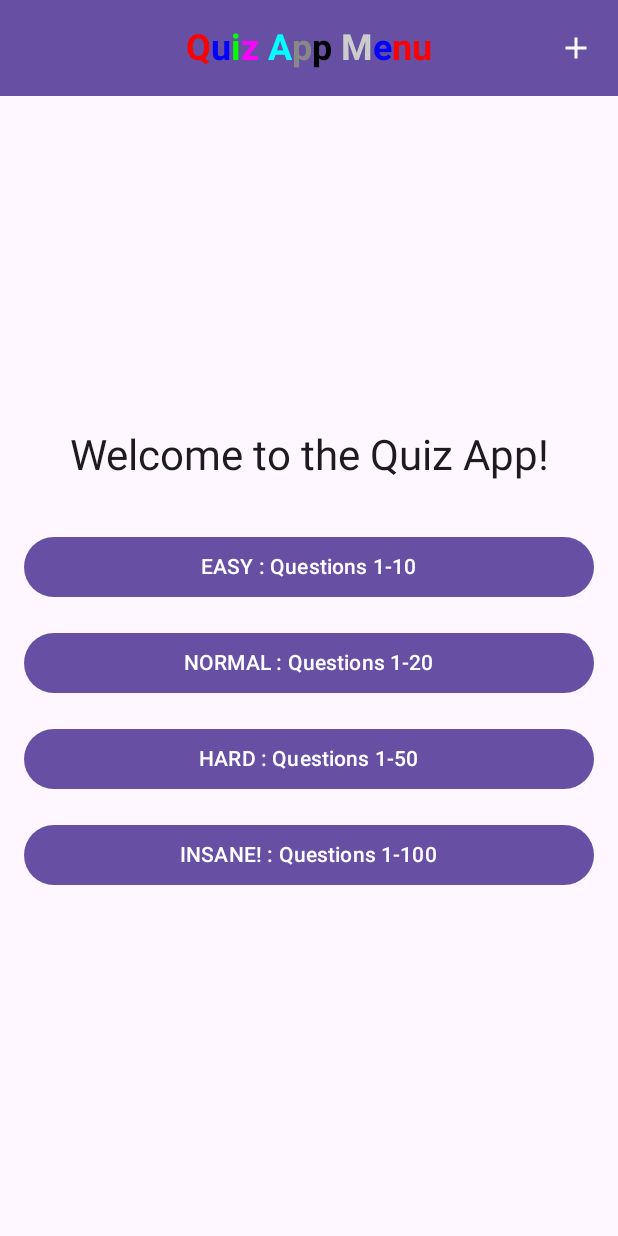
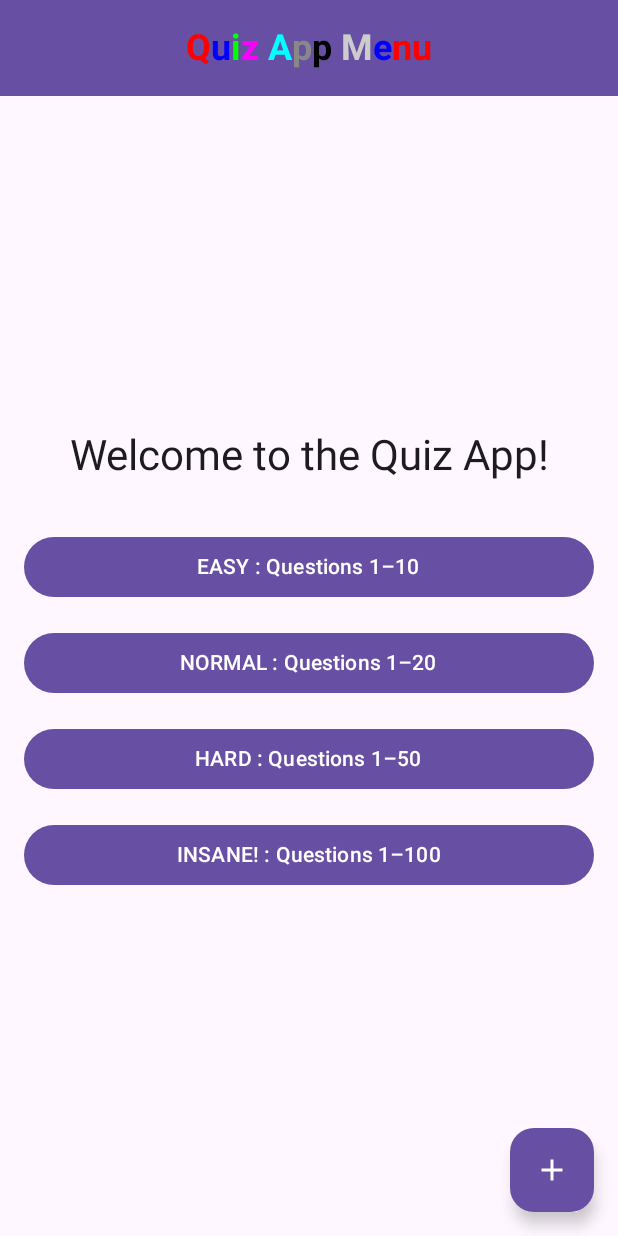
Before and after one commit to Alexey-Ogorodnikov/anyQuizApp_mvvmKotlinJetpackCompose, an Android app built with Jetpack Compose: the @Preview function MenuScreenPreview, on a phone screen of 412 x 824 dp. Run offline under Robolectric (Android 15) with nearby library versions, the phone set to English and light mode, and no system bars.

Commit message:
refactor: move strings to resources, cleanup navigation and CSV parser
- Moved UI strings to strings.xml
- Added NavRoutes & QuizTypes constants
- Renamed repository methods (easy/normal/hard/insane)
- Optimized CSV parsing logic (reduced duplication)

```diff
--- a/app/src/main/java/com/alexey/quizappmvvm/ui/screens/MenuScreen.kt
+++ b/app/src/main/java/com/alexey/quizappmvvm/ui/screens/MenuScreen.kt
@@ -1,23 +1,31 @@
 package com.alexey.quizappmvvm.ui.screens
 
+import android.app.Activity
+import android.content.Intent
+import android.net.Uri
+import androidx.activity.compose.rememberLauncherForActivityResult
+import androidx.activity.result.contract.ActivityResultContracts
 import androidx.compose.foundation.layout.Arrangement
 import androidx.compose.foundation.layout.Column
 import androidx.compose.foundation.layout.fillMaxSize
 import androidx.compose.foundation.layout.fillMaxWidth
 import androidx.compose.foundation.layout.padding
+import androidx.compose.material.icons.Icons
+import androidx.compose.material.icons.filled.Add
 import androidx.compose.material3.Button
 import androidx.compose.material3.CenterAlignedTopAppBar
 import androidx.compose.material3.ExperimentalMaterial3Api
+import androidx.compose.material3.FloatingActionButton
+import androidx.compose.material3.Icon
 import androidx.compose.material3.MaterialTheme
-import androidx.compose.material3.MaterialTheme.typography
 import androidx.compose.material3.Scaffold
 import androidx.compose.material3.Text
-import androidx.compose.material3.TopAppBar
 import androidx.compose.material3.TopAppBarDefaults
 import androidx.compose.runtime.Composable
 import androidx.compose.ui.Alignment
 import androidx.compose.ui.Modifier
 import androidx.compose.ui.graphics.Color
+import androidx.compose.ui.res.stringResource
 import androidx.compose.ui.text.SpanStyle
 import androidx.compose.ui.text.buildAnnotatedString
 import androidx.compose.ui.text.font.FontWeight
@@ -25,21 +33,7 @@ import androidx.compose.ui.text.withStyle
 import androidx.compose.ui.tooling.preview.Preview
 import androidx.compose.ui.unit.dp
 import androidx.compose.ui.unit.sp
-
-import android.app.Activity
-import android.content.Intent
-import android.net.Uri
-import androidx.activity.compose.rememberLauncherForActivityResult
-import androidx.activity.result.contract.ActivityResultContracts
-import androidx.compose.foundation.layout.*
-import androidx.compose.material.icons.Icons
-import androidx.compose.material.icons.filled.Add
-import androidx.compose.material3.*
-import androidx.compose.runtime.*
-import androidx.compose.ui.text.buildAnnotatedString
-import androidx.compose.ui.text.withStyle
-import androidx.compose.ui.unit.dp
-import androidx.compose.ui.unit.sp
+import com.alexey.quizappmvvm.R
 
 @OptIn(ExperimentalMaterial3Api::class)
 @Composable
@@ -66,7 +60,7 @@ fun MenuScreen(
                 title = {
                     Text(
                         text = buildAnnotatedString {
-                            val titleText = "Quiz App Menu"
+                            val titleText = stringResource(id = R.string.menu_title)
                             val colors = listOf(
                                 Color.Red, Color.Blue, Color.Green, Color.Magenta,
                                 Color.Yellow, Color.Cyan, Color.Gray, Color.Black,
@@ -87,25 +81,28 @@ fun MenuScreen(
                         }
                     )
                 },
-                actions = {
-                    IconButton(onClick = {
-                        val intent = Intent(Intent.ACTION_GET_CONTENT).apply {
-                            type = "*/*"
-                        }
-                        filePickerLauncher.launch(intent)
-                    }) {
-                        Icon(
-                            imageVector = Icons.Default.Add,
-                            contentDescription = "Select CSV",
-                            tint = Color.White
-                        )
-                    }
-                },
                 modifier = Modifier.fillMaxWidth(),
                 colors = TopAppBarDefaults.centerAlignedTopAppBarColors(
                     containerColor = MaterialTheme.colorScheme.primary
                 )
             )
+        },
+        floatingActionButton = {
+            FloatingActionButton(
+                onClick = {
+                    val intent = Intent(Intent.ACTION_GET_CONTENT).apply {
+                        type = "*/*"
+                    }
+                    filePickerLauncher.launch(intent)
+                },
+                containerColor = MaterialTheme.colorScheme.primary
+            ) {
+                Icon(
+                    imageVector = Icons.Default.Add,
+                    contentDescription = "Select CSV",
+                    tint = Color.White
+                )
+            }
         }
     ) { innerPadding ->
         Column(
@@ -117,7 +114,7 @@ fun MenuScreen(
             horizontalAlignment = Alignment.CenterHorizontally
         ) {
             Text(
-                text = "Welcome to the Quiz App!",
+                text = stringResource(id = R.string.welcome_text),
                 style = MaterialTheme.typography.headlineMedium,
                 modifier = Modifier.padding(bottom = 24.dp)
             )
@@ -128,7 +125,7 @@ fun MenuScreen(
                     .fillMaxWidth()
                     .padding(vertical = 8.dp)
             ) {
-                Text(text = "EASY : Questions 1-10")
+                Text(text = stringResource(id = R.string.easy_label))
             }
 
             Button(
@@ -137,7 +134,7 @@ fun MenuScreen(
                     .fillMaxWidth()
                     .padding(vertical = 8.dp)
             ) {
-                Text(text = "NORMAL : Questions 1-20")
+                Text(text = stringResource(id = R.string.normal_label))
             }
 
             Button(
@@ -146,7 +143,7 @@ fun MenuScreen(
                     .fillMaxWidth()
                     .padding(vertical = 8.dp)
             ) {
-                Text(text = "HARD : Questions 1-50")
+                Text(text = stringResource(id = R.string.hard_label))
             }
 
             Button(
@@ -155,7 +152,7 @@ fun MenuScreen(
                     .fillMaxWidth()
                     .padding(vertical = 8.dp)
             ) {
-                Text(text = "INSANE! : Questions 1-100")
+                Text(text = stringResource(id = R.string.insane_label))
             }
         }
     }
--- a/app/src/main/res/values/strings.xml
+++ b/app/src/main/res/values/strings.xml
@@ -1,3 +1,27 @@
 <resources>
     <string name="app_name">QuizAppMVVM</string>
+
+    <!-- Menu screen  -->
+    <string name="menu_title">Quiz App Menu</string>
+    <string name="welcome_text">Welcome to the Quiz App!</string>
+    <string name="easy_label">EASY : Questions 1–10</string>
+    <string name="normal_label">NORMAL : Questions 1–20</string>
+    <string name="hard_label">HARD : Questions 1–50</string>
+    <string name="insane_label">INSANE! : Questions 1–100</string>
+    <string name="select_csv">Select CSV</string>
+
+    <!-- Quiz screen  -->
+    <string name="question_counter">Question %1$d of %2$d</string>
+    <string name="correct">Correct!</string>
+    <string name="incorrect">Incorrect!</string>
+    <string name="explanation">Explanation: %1$s</string>
+    <string name="next">Next</string>
+
+    <!-- Result screen  -->
+    <string name="quiz_results_title">Quiz Results</string>
+    <string name="quiz_completed">Quiz Completed!</string>
+    <string name="correct_answers">Correct Answers: %1$d</string>
+    <string name="incorrect_answers">Incorrect Answers: %1$d</string>
+    <string name="back_to_menu">Back to Menu</string>
+
 </resources>
```
Also changed, not shown: app/src/main/java/com/alexey/quizappmvvm/data/repository/QuestionRepository.kt (+4 -4 lines), app/src/main/java/com/alexey/quizappmvvm/ui/navigation/AppNavHost.kt (+28 -24 lines), app/src/main/java/com/alexey/quizappmvvm/ui/navigation/NavRoutes.kt (added, +8 -0 lines), app/src/main/java/com/alexey/quizappmvvm/ui/screens/QuizScreen.kt (+20 -33 lines), app/src/main/java/com/alexey/quizappmvvm/ui/screens/ResultScreen.kt (+9 -17 lines), app/src/main/java/com/alexey/quizappmvvm/ui/viewmodel/QuizViewModel.kt (+5 -10 lines), app/src/main/java/com/alexey/quizappmvvm/utils/CsvUtils.kt (+13 -37 lines), app/src/main/java/com/alexey/quizappmvvm/utils/QuizTypes.kt (added, +8 -0 lines).
